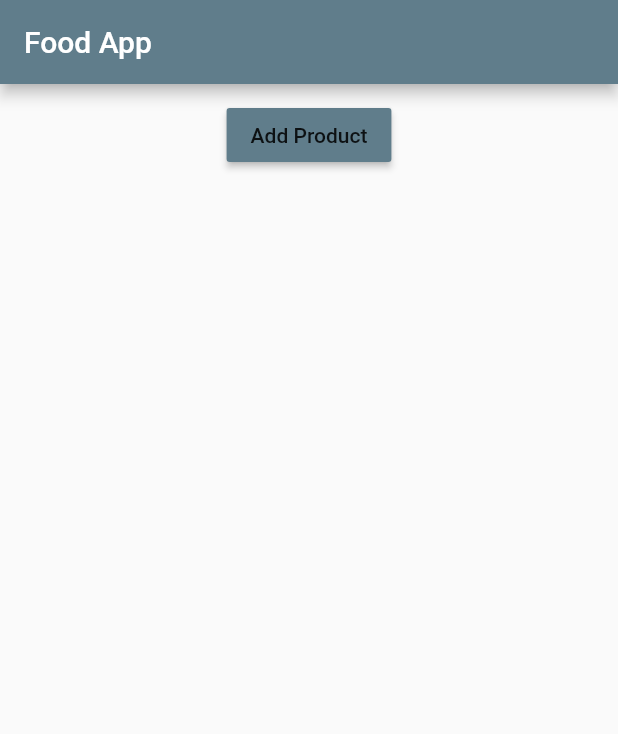
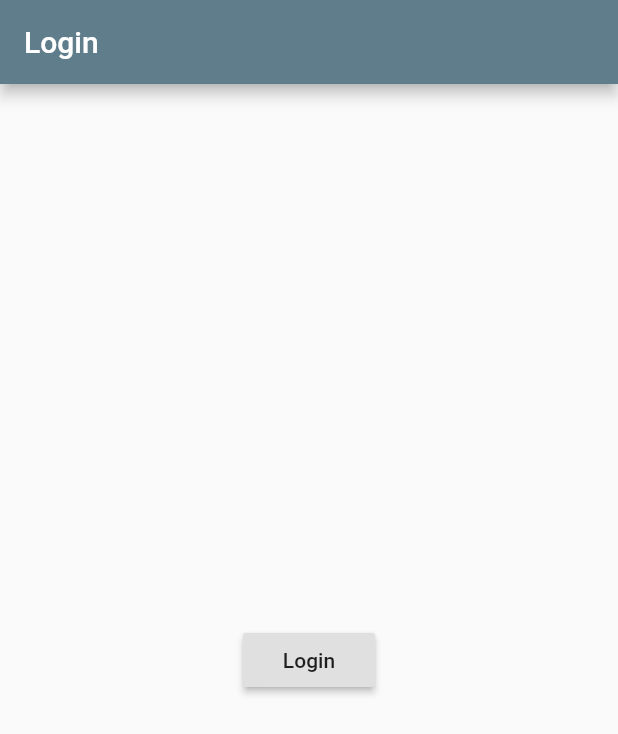
Before and after one commit to uzairnz/flutter_course, a Flutter app: the screen it shows after launch, on a phone screen of 412 x 824 dp. Shown: the top 734 px of the screen. Run offline on Flutter 3.47's test engine with Material 2 defaults, Android fonts, the phone set to English and light mode, and no system bars.

```diff
--- a/lib/main.dart
+++ b/lib/main.dart
@@ -1,6 +1,6 @@
 import 'package:flutter/material.dart';
 // import 'package:flutter/rendering.dart';
-import './pages/home.dart';
+import './pages/auth.dart';
 
 void main() {
   // debugPaintSizeEnabled =true;
@@ -18,7 +18,7 @@ class MyApp extends StatelessWidget {
           primarySwatch: Colors.blueGrey,
           accentColor: Colors.deepPurple,
           brightness: Brightness.light),
-          home: HomePage(),
+          home: AuthPage(),
     );
   }
 }
--- /dev/null
+++ b/lib/pages/auth.dart
@@ -0,0 +1,24 @@
+import 'package:flutter/material.dart';
+import './products.dart';
+
+
+class AuthPage extends StatelessWidget {
+  @override
+  Widget build(BuildContext context) {
+    // TODO: implement build
+    return Scaffold(
+      appBar: AppBar(
+        title: Text('Login'),
+      ),
+      body: Center(
+        child: RaisedButton(
+          child: Text('Login'),
+          onPressed: () {
+            Navigator.pushReplacement(context, MaterialPageRoute(builder: (BuildContext context) => ProductsPage()),);
+          },
+        ),
+      ),
+    );
+    ;
+  }
+}
--- a/lib/pages/home.dart
+++ /dev/null
@@ -1,16 +0,0 @@
-import 'package:flutter/material.dart';
-import '../products_manager.dart';
-
-class HomePage extends StatelessWidget{
-@override
-
-Widget build(BuildContext context) {
-    return Scaffold(
-        appBar: AppBar(
-          title: Text('Food App'),
-        ),
-        body: ProductManager(),
-      );
-  }
-
-}
```
Also changed, not shown: lib/pages/products.dart (added, +28 -0 lines).
